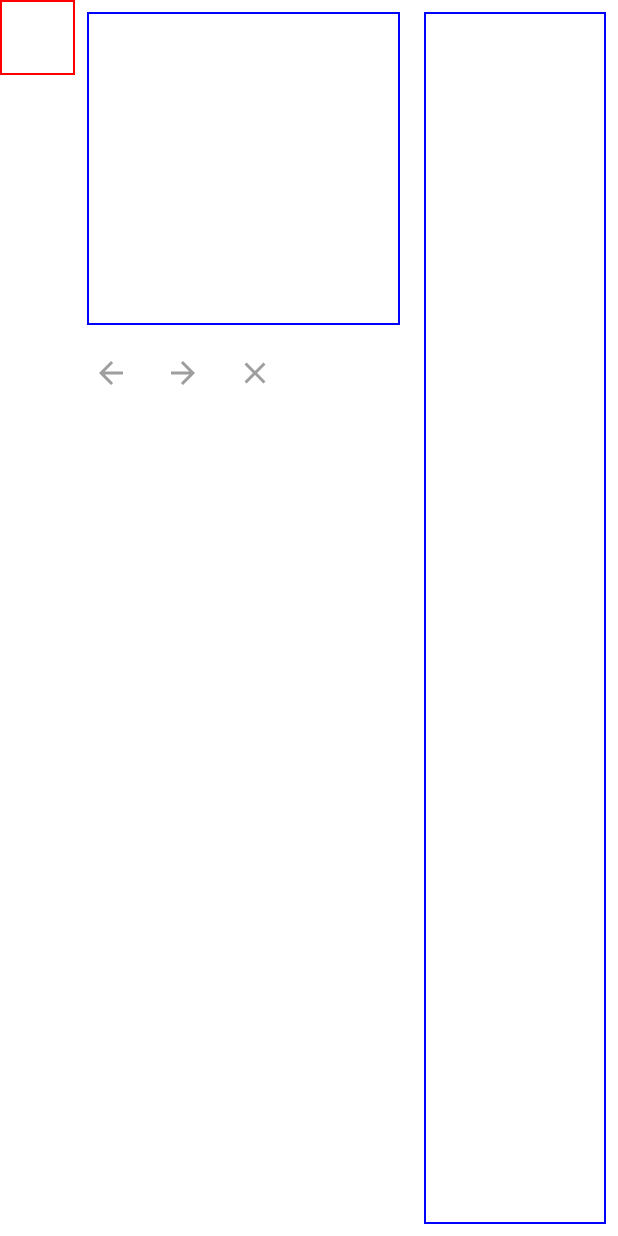
After one commit to MarkYav/DrawBox, an Android app built with Jetpack Compose: the composable MainScreen shown on its own in the app's theme, on a phone screen of 412 x 824 dp. The commit adds this screen. Run offline under Robolectric (Android 15) with nearby library versions, the phone set to English and light mode, and no system bars.

Commit message:
Renamed, deleted unused functions and updated samples

```diff
--- a/drawbox/src/commonMain/kotlin/io/github/markyav/drawbox/box/DrawBox.kt
+++ b/drawbox/src/commonMain/kotlin/io/github/markyav/drawbox/box/DrawBox.kt
@@ -3,16 +3,13 @@ package io.github.markyav.drawbox.box
 import androidx.compose.foundation.layout.Box
 import androidx.compose.foundation.layout.fillMaxSize
 import androidx.compose.runtime.Composable
-import androidx.compose.runtime.mutableStateOf
 import androidx.compose.runtime.remember
 import androidx.compose.runtime.rememberCoroutineScope
 import androidx.compose.ui.Modifier
-import androidx.compose.ui.graphics.ImageBitmap
-import androidx.compose.ui.unit.IntSize
-import androidx.compose.ui.unit.toSize
 import io.github.markyav.drawbox.controller.DrawBoxSubscription
 import io.github.markyav.drawbox.controller.DrawController
 import io.github.markyav.drawbox.model.PathWrapper
+import kotlinx.coroutines.CoroutineScope
 import kotlinx.coroutines.flow.StateFlow
 
 @Composable
@@ -20,10 +17,10 @@ fun DrawBox(
     controller: DrawController,
     modifier: Modifier = Modifier.fillMaxSize(),
 ) {
-    val coroutineScope = rememberCoroutineScope()
-    val size = remember { mutableStateOf(1) }
-    //val path: StateFlow<ImageBitmap> = remember { controller.getBitmapForDrawbox(DrawBoxSubscription.DynamicUpdate, coroutineScope) }
-    val path: StateFlow<List<PathWrapper>> = remember { controller.getBitmapForDrawbox(DrawBoxSubscription.DynamicUpdate, coroutineScope) }
+    val coroutineScope: CoroutineScope = rememberCoroutineScope()
+    val path: StateFlow<List<PathWrapper>> = remember {
+        controller.getPathWrappersForDrawbox(DrawBoxSubscription.DynamicUpdate, coroutineScope)
+    }
 
     Box(modifier = modifier) {
         DrawBoxBackground(
@@ -34,7 +31,7 @@ fun DrawBox(
             pathListWrapper = path,
             alpha = controller.canvasOpacity.value,
             onSizeChanged = controller::connectToDrawBox,
-            onTap = controller::insertNewPath,
+            onTap = controller::onTap,
             onDragStart = controller::insertNewPath,
             onDrag = controller::updateLatestPath,
             onDragEnd = controller::finalizePath,
--- a/drawbox/src/commonMain/kotlin/io/github/markyav/drawbox/box/DrawBoxCanvas.kt
+++ b/drawbox/src/commonMain/kotlin/io/github/markyav/drawbox/box/DrawBoxCanvas.kt
@@ -11,7 +11,6 @@ import androidx.compose.ui.Modifier
 import androidx.compose.ui.draw.alpha
 import androidx.compose.ui.draw.clipToBounds
 import androidx.compose.ui.geometry.Offset
-import androidx.compose.ui.graphics.ImageBitmap
 import androidx.compose.ui.graphics.StrokeCap
 import androidx.compose.ui.graphics.StrokeJoin
 import androidx.compose.ui.graphics.drawscope.Stroke
@@ -46,7 +45,6 @@ fun DrawBoxCanvas(
         .clipToBounds()
         .alpha(alpha)
     ) {
-        //drawImage(path)
         path.forEach { pw ->
             drawPath(
                 createPath(pw.points),
--- a/drawbox/src/commonMain/kotlin/io/github/markyav/drawbox/controller/DrawController.kt
+++ b/drawbox/src/commonMain/kotlin/io/github/markyav/drawbox/controller/DrawController.kt
@@ -169,7 +169,7 @@ class DrawController {
         }.stateIn(coroutineScope, started = SharingStarted.Eagerly, initialValue = drawnPaths.value)
     }
 
-    fun getBitmapForDrawbox(subscription: DrawBoxSubscription, coroutineScope: CoroutineScope): StateFlow<List<PathWrapper>> {
+    internal fun getPathWrappersForDrawbox(subscription: DrawBoxSubscription, coroutineScope: CoroutineScope): StateFlow<List<PathWrapper>> {
         return combine(getDrawPath(subscription, coroutineScope), state) { paths, st ->
             val size = (st as? DrawBoxConnectionState.Connected)?.let { it.size } ?: 1
             paths.scale(size.toFloat())
@@ -177,17 +177,11 @@ class DrawController {
     }
 
     fun getBitmap(size: Int, subscription: DrawBoxSubscription, coroutineScope: CoroutineScope): StateFlow<ImageBitmap> {
-        //println("getBitmap function called!")
-
         val initialBitmap = ImageBitmap(size, size, ImageBitmapConfig.Argb8888)
         val path = getDrawPath(subscription, coroutineScope)
-
-
         return path.map {
             val bitmap = ImageBitmap(size, size, ImageBitmapConfig.Argb8888)
             val canvas = Canvas(bitmap)
-            //println(it.size)
-
             it.scale(size.toFloat()).forEach { pw ->
                 canvas.drawPath(
                     createPath(pw.points),
--- /dev/null
+++ b/sample/android/src/main/java/io/github/markyav/drawbox/android/app/MainScreen.kt
@@ -0,0 +1,40 @@
+package io.github.markyav.drawbox.android.app
+
+import androidx.compose.foundation.Image
+import androidx.compose.foundation.border
+import androidx.compose.foundation.layout.Column
+import androidx.compose.foundation.layout.Row
+import androidx.compose.foundation.layout.fillMaxSize
+import androidx.compose.foundation.layout.padding
+import androidx.compose.runtime.Composable
+import androidx.compose.runtime.mutableStateOf
+import androidx.compose.runtime.remember
+import androidx.compose.ui.Modifier
+import androidx.compose.ui.graphics.Color
+import androidx.compose.ui.graphics.ImageBitmap
+import androidx.compose.ui.unit.dp
+import io.github.markyav.drawbox.android.drawing.DrawingScreen
+import io.github.markyav.drawbox.android.drawing.item.getSketchDrawingClassList
+import io.github.markyav.drawbox.android.drawing.item.toDrawingColorList
+
+@Composable
+fun MainScreen() {
+    val bitmap = remember { mutableStateOf(ImageBitmap(1, 1)) }
+
+    val bitmapCallback: (ImageBitmap) -> Unit = {
+        bitmap.value = it
+    }
+
+    Row {
+        Column(modifier = Modifier.weight(2f, true)) {
+            DrawingScreen(drawingColors = getSketchDrawingClassList().toDrawingColorList(), bitmapCallback = bitmapCallback)
+        }
+        Column(modifier = Modifier.weight(1f, true)) {
+            Image(
+                bitmap = bitmap.value,
+                contentDescription = null,
+                modifier = Modifier.fillMaxSize().padding(8.dp).border(1.dp, Color.Blue),
+            )
+        }
+    }
+}
--- /dev/null
+++ b/sample/android/src/main/java/io/github/markyav/drawbox/android/drawing/DrawingScreen.kt
@@ -0,0 +1,37 @@
+package io.github.markyav.drawbox.android.drawing
+
+import android.annotation.SuppressLint
+import android.util.Log
+import androidx.compose.runtime.Composable
+import androidx.compose.runtime.LaunchedEffect
+import androidx.compose.runtime.remember
+import androidx.compose.runtime.rememberCoroutineScope
+import androidx.compose.ui.graphics.ImageBitmap
+import io.github.markyav.drawbox.android.drawing.item.DrawingColor
+import io.github.markyav.drawbox.android.drawing.item.getSketchDrawingClassList
+import io.github.markyav.drawbox.android.drawing.item.toDrawingColorList
+import io.github.markyav.drawbox.controller.DrawBoxSubscription
+import io.github.markyav.drawbox.controller.DrawController
+import kotlinx.coroutines.flow.collectLatest
+import kotlinx.coroutines.flow.onEach
+
+@SuppressLint("CoroutineCreationDuringComposition")
+@Composable
+fun DrawingScreen(
+    drawingColors: List<DrawingColor> = getSketchDrawingClassList().toDrawingColorList(),
+    bitmapCallback: (ImageBitmap) -> Unit,
+) {
+    val drawController = remember { DrawController() }
+    val coroutineScope = rememberCoroutineScope()
+
+    LaunchedEffect(Unit) {
+        drawController.color.value = drawingColors.first().color
+        drawController.getBitmap(500, DrawBoxSubscription.FinishDrawingUpdate, coroutineScope)
+            .collectLatest {
+                Log.i("TAG_aaa", "DrawingScreen: emitted!")
+                bitmapCallback(it)
+            }
+    }
+
+    ExpandedDrawingScreen(drawingColors, drawController)
+}
--- /dev/null
+++ b/sample/android/src/main/java/io/github/markyav/drawbox/android/drawing/ExpandedDrawingScreen.kt
@@ -0,0 +1,68 @@
+package io.github.markyav.drawbox.android.drawing
+
+import android.util.Log
+import androidx.compose.foundation.Image
+import androidx.compose.foundation.border
+import androidx.compose.foundation.layout.*
+import androidx.compose.material.Icon
+import androidx.compose.material.IconButton
+import androidx.compose.material.icons.Icons
+import androidx.compose.material.icons.filled.ArrowBack
+import androidx.compose.material.icons.filled.ArrowForward
+import androidx.compose.material.icons.filled.Clear
+import androidx.compose.runtime.*
+import androidx.compose.ui.Modifier
+import androidx.compose.ui.graphics.Color
+import androidx.compose.ui.unit.dp
+import io.github.markyav.drawbox.android.drawing.item.DrawingColor
+import io.github.markyav.drawbox.box.DrawBox
+import io.github.markyav.drawbox.controller.DrawBoxSubscription
+import io.github.markyav.drawbox.controller.DrawController
+
+@Composable
+internal fun ExpandedDrawingScreen(
+    drawingColors: List<DrawingColor>,
+    drawController: DrawController,
+) {
+    val coroutineScope = rememberCoroutineScope()
+    val bitmap by remember { drawController.getBitmap(500, DrawBoxSubscription.FinishDrawingUpdate, coroutineScope) }.collectAsState()
+
+    Row {
+        Image(bitmap = bitmap, modifier = Modifier
+            .size(50.dp)
+            .border(1.dp, Color.Red), contentDescription = null)
+
+        Column(modifier = Modifier.weight(4.5f, false)) {
+            Log.i("TAG_aaa", "ExpandedDrawingScreen: $bitmap")
+            DrawBox(
+                controller = drawController,
+                modifier = Modifier
+                    .aspectRatio(1f)
+                    .padding(8.dp)
+                    .border(width = 1.dp, color = Color.Blue)
+                    .weight(1f, fill = false),
+            )
+            Row {
+                val enableUndo by remember { derivedStateOf { drawController.undoCount > 0 } }
+                val enableRedo by remember { derivedStateOf { drawController.redoCount > 0 } }
+                IconButton(onClick = drawController::undo, enabled = enableUndo) {
+                    Icon(imageVector = Icons.Default.ArrowBack, contentDescription = "undo")
+                }
+                IconButton(onClick = drawController::redo, enabled = enableRedo) {
+                    Icon(imageVector = Icons.Default.ArrowForward, contentDescription = "redo")
+                }
+                IconButton(onClick = drawController::reset, enabled = enableUndo || enableRedo) {
+                    Icon(imageVector = Icons.Default.Clear, contentDescription = "reset")
+                }
+            }
+        }
+    }
+}
+
+/*@AndroidPreviewDevices
+@Composable
+fun ExpandedDrawingScreenPreview() {
+    MobiSketchTheme {
+        ExpandedDrawingScreen()
+    }
+}*/
--- /dev/null
+++ b/sample/android/src/main/java/io/github/markyav/drawbox/android/drawing/item/DrawingColor.kt
@@ -0,0 +1,19 @@
+package io.github.markyav.drawbox.android.drawing.item
+
+import androidx.compose.ui.graphics.Color
+
+data class DrawingColor(
+    val color: Color,
+    val className: String,
+)
+
+fun SketchDrawingClass.toDrawingColor(): DrawingColor {
+    return DrawingColor(
+        color = Color(android.graphics.Color.parseColor(this.color)),
+        className = this.colorMeaning,
+    )
+}
+
+fun List<SketchDrawingClass>.toDrawingColorList(): List<DrawingColor> {
+    return this.map { it.toDrawingColor() }
+}
```
Also changed, not shown: drawbox/src/commonMain/kotlin/io/github/markyav/drawbox/util/SnapshotStateListUtil.kt (deleted, +0 -10 lines), drawbox/src/commonMain/kotlin/io/github/markyav/drawbox/util/StateFlowUtil.kt (deleted, +0 -35 lines), sample/android/src/main/java/io/github/markyav/drawbox/android/MainActivity.kt (+2 -52 lines), sample/android/src/main/java/io/github/markyav/drawbox/android/drawing/item/SketchDrawingClass.kt (added, +30 -0 lines), 1 other file.
